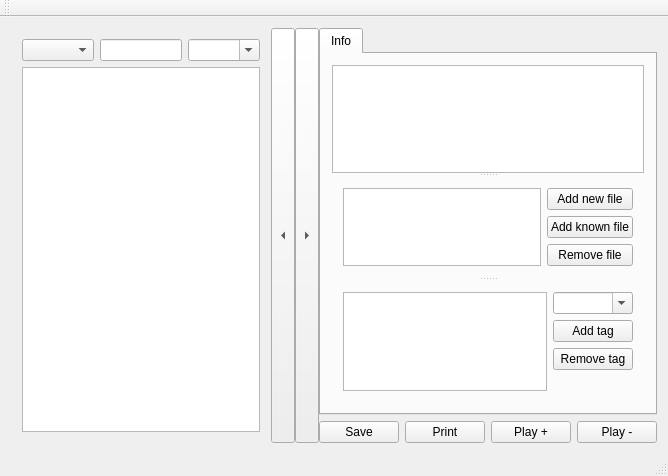
Above: mainwindow.ui from baldisbk/trackdb before the change. Below: the same form after it.
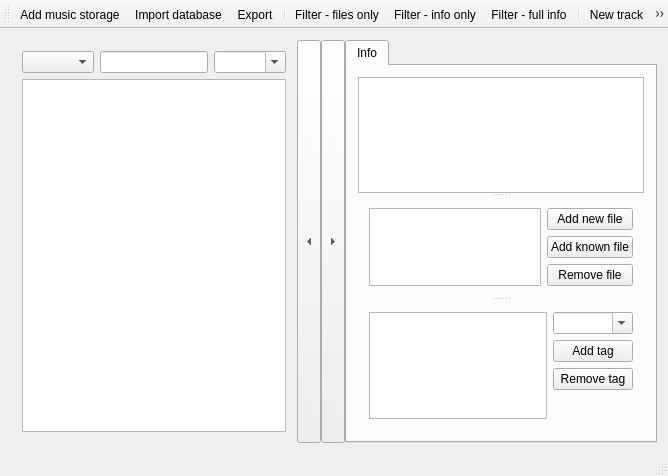
That is the form after the change. Icons and pictures are not drawn.

Commit message: Checkpoint: pictures and actions

The edit to the form file:
```diff
--- a/mainwindow.ui
+++ b/mainwindow.ui
@@ -221,38 +221,6 @@
          </widget>
         </widget>
        </item>
-       <item>
-        <layout class="QHBoxLayout" name="buttonLayout">
-         <item>
-          <widget class="QPushButton" name="saveButton">
-           <property name="text">
-            <string>Save</string>
-           </property>
-          </widget>
-         </item>
-         <item>
-          <widget class="QPushButton" name="printButton">
-           <property name="text">
-            <string>Print</string>
-           </property>
-          </widget>
-         </item>
-         <item>
-          <widget class="QPushButton" name="playButton">
-           <property name="text">
-            <string>Play +</string>
-           </property>
-          </widget>
-         </item>
-         <item>
-          <widget class="QPushButton" name="playMinusButton">
-           <property name="text">
-            <string>Play -</string>
-           </property>
-          </widget>
-         </item>
-        </layout>
-       </item>
       </layout>
      </widget>
     </item>
@@ -275,11 +243,135 @@
    <attribute name="toolBarBreak">
     <bool>false</bool>
    </attribute>
+   <addaction name="actionAddFolder"/>
+   <addaction name="actionImport"/>
+   <addaction name="actionExport"/>
+   <addaction name="separator"/>
+   <addaction name="actionFilterFilesOnly"/>
+   <addaction name="actionFilterInfoOnly"/>
+   <addaction name="actionFilterFullInfo"/>
+   <addaction name="separator"/>
+   <addaction name="actionNewTrack"/>
+   <addaction name="actionSaveTrack"/>
+   <addaction name="actionPlayTrack"/>
+   <addaction name="actionPlayTrackMinus"/>
+   <addaction name="actionPrint"/>
   </widget>
   <widget class="QStatusBar" name="statusBar"/>
   <action name="actionAddFolder">
    <property name="text">
-    <string>Add folder</string>
+    <string>Add music storage</string>
+   </property>
+   <property name="toolTip">
+    <string>Add folder for music fiules</string>
+   </property>
+  </action>
+  <action name="actionNewTrack">
+   <property name="icon">
+    <iconset resource="pics.qrc">
+     <normaloff>:/pics/new.png</normaloff>:/pics/new.png</iconset>
+   </property>
+   <property name="text">
+    <string>New track</string>
+   </property>
+  </action>
+  <action name="actionFilterFilesOnly">
+   <property name="checkable">
+    <bool>true</bool>
+   </property>
+   <property name="icon">
+    <iconset resource="pics.qrc">
+     <normaloff>:/pics/hastrack.png</normaloff>:/pics/hastrack.png</iconset>
+   </property>
+   <property name="text">
+    <string>Filter - files only</string>
+   </property>
+   <property name="toolTip">
+    <string>Show tracks with no info</string>
+   </property>
+  </action>
+  <action name="actionFilterInfoOnly">
+   <property name="checkable">
+    <bool>true</bool>
+   </property>
+   <property name="icon">
+    <iconset resource="pics.qrc">
+     <normaloff>:/pics/hasinfo.png</normaloff>:/pics/hasinfo.png</iconset>
+   </property>
+   <property name="text">
+    <string>Filter - info only</string>
+   </property>
+   <property name="toolTip">
+    <string>Show tracks with no files added</string>
+   </property>
+  </action>
+  <action name="actionFilterFullInfo">
+   <property name="checkable">
+    <bool>true</bool>
+   </property>
+   <property name="icon">
+    <iconset resource="pics.qrc">
+     <normaloff>:/pics/nominus.png</normaloff>:/pics/nominus.png</iconset>
+   </property>
+   <property name="text">
+    <string>Filter - full info</string>
+   </property>
+   <property name="toolTip">
+    <string>Show track with info and files</string>
+   </property>
+  </action>
+  <action name="actionImport">
+   <property name="icon">
+    <iconset resource="pics.qrc">
+     <normaloff>:/pics/import.png</normaloff>:/pics/import.png</iconset>
+   </property>
+   <property name="text">
+    <string>Import database</string>
+   </property>
+  </action>
+  <action name="actionExport">
+   <property name="icon">
+    <iconset resource="pics.qrc">
+     <normaloff>:/pics/save.png</normaloff>:/pics/save.png</iconset>
+   </property>
+   <property name="text">
+    <string>Export</string>
+   </property>
+  </action>
+  <action name="actionSaveTrack">
+   <property name="icon">
+    <iconset resource="pics.qrc">
+     <normaloff>:/pics/save.png</normaloff>:/pics/save.png</iconset>
+   </property>
+   <property name="text">
+    <string>Save track</string>
+   </property>
+  </action>
+  <action name="actionPrint">
+   <property name="icon">
+    <iconset resource="pics.qrc">
+     <normaloff>:/pics/print.png</normaloff>:/pics/print.png</iconset>
+   </property>
+   <property name="text">
+    <string>Print</string>
+   </property>
+  </action>
+  <action name="actionPlayTrack">
+   <property name="icon">
+    <iconset resource="pics.qrc">
+     <normaloff>:/pics/play.png</normaloff>:/pics/play.png</iconset>
+   </property>
+   <property name="text">
+    <string>Play track</string>
+   </property>
+  </action>
+  <action name="actionPlayTrackMinus">
+   <property name="icon">
+    <iconset resource="pics.qrc">
+     <normaloff>:/pics/playminus.png</normaloff>:/pics/playminus.png</iconset>
+   </property>
+   <property name="text">
+    <string>Play track minus</string>
    </property>
   </action>
  </widget>
```
Left out of the diff: 12 changed lines with no effect on the pictures. The commit also changes 9 other files.
